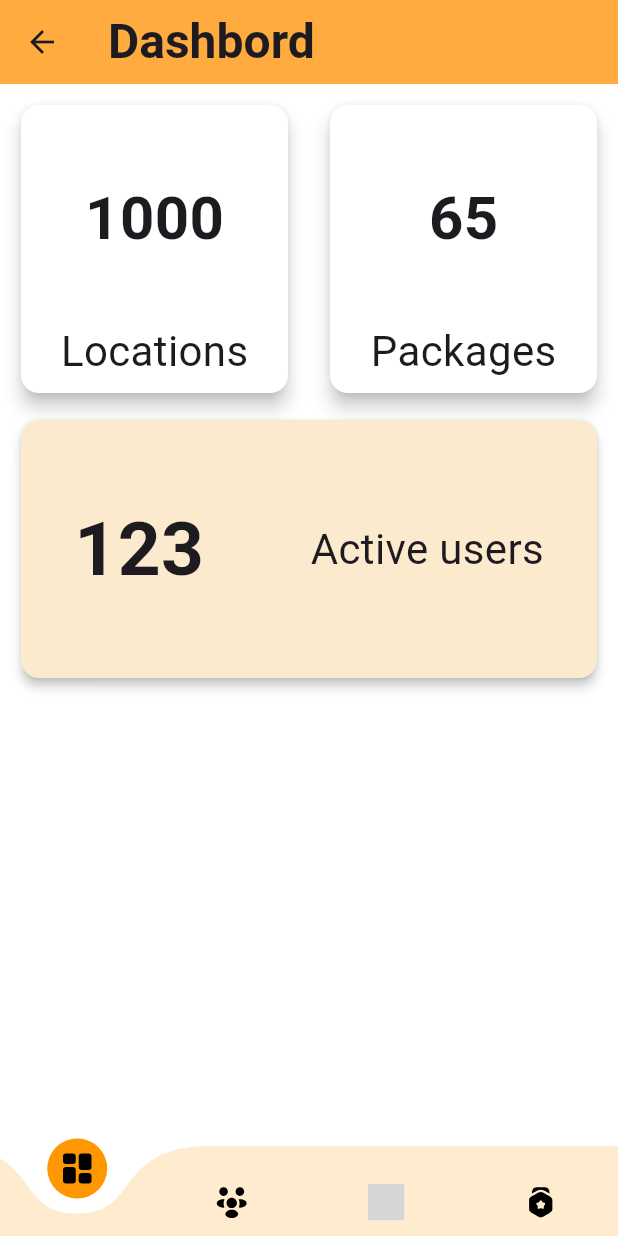
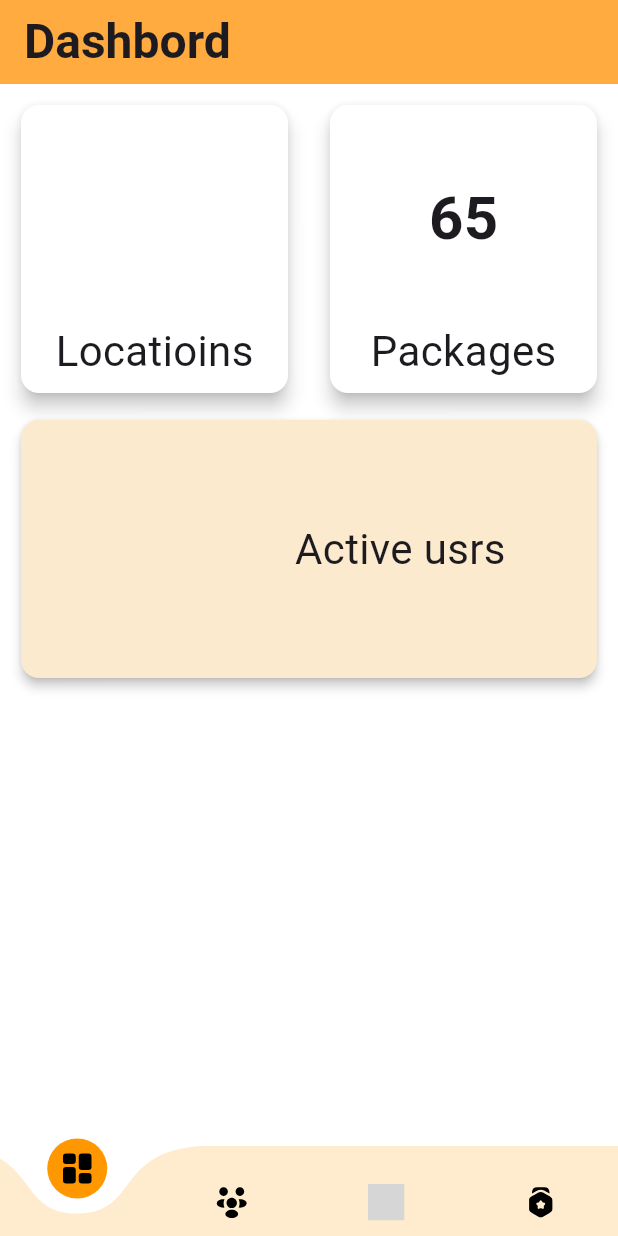
Before and after one commit to MuhammedShabeel001/travio_aadmin, a Flutter app: the TNavBar screen opened directly, on a phone screen of 412 x 824 dp. Run offline on Flutter 3.47's test engine with Material 3 defaults, Android fonts, the phone set to English and light mode, and no system bars; drawn by our look-alikes of curved_navigation_bar; our stand-ins replace barcode_widget, cloud_firestore, file_picker, firebase_core, firebase_storage, flutter_svg and 1 more; accounts and stored records are empty; grey boxes are pictures that could not be loaded.

Commit message:
Dashbord updated

```diff
--- a/lib/core/common/widgets/navigation_bar.dart
+++ b/lib/core/common/widgets/navigation_bar.dart
@@ -5,6 +5,7 @@
 import 'package:travio_admin_/view/pages/dashboard/dashbord_page.dart';
 import 'package:travio_admin_/view/pages/manage/active_users.dart';
 import 'package:travio_admin_/view/pages/product/locaion2/add_location.dart';
+import 'package:travio_admin_/view/pages/product/product_page.dart';
 
 class TNavBar extends StatefulWidget {
   const TNavBar({super.key});
@@ -19,7 +20,7 @@
   final List<Widget> _pages = [
     const DashbordPage(),
     const UsersPage(),
-    const AddLocationPage(),
+    const ProductPage(),
     const Page4(),
   ];
 
--- a/lib/main.dart
+++ b/lib/main.dart
@@ -7,8 +7,8 @@
 import 'package:travio_admin_/core/common/widgets/navigation_bar.dart';
 import 'package:travio_admin_/controller/place_provider.dart';
 import 'package:travio_admin_/core/firebase/firebase_options.dart';
-import 'package:travio_admin_/view/pages/manage/active_users.dart';
-import 'package:travio_admin_/view/pages/product/product_page.dart';
+// import 'package:travio_admin_/view/pages/manage/active_users.dart';
+// import 'package:travio_admin_/view/pages/product/product_page.dart';
 // import 'package:travio_admin_/view/pages/dashboard/dashbord_page.dart';
 
 void main() async{
@@ -34,9 +34,9 @@
         primarySwatch: Colors.orange,
         visualDensity: VisualDensity.adaptivePlatformDensity,
       ),
-        // home: TNavBar(),
+        home: TNavBar(),
         // home: const ProductPage(),
-        home: UsersPage(),
+        // home: UsersPage(),
       ),
     );
   }
--- a/lib/view/pages/dashboard/dashbord_page.dart
+++ b/lib/view/pages/dashboard/dashbord_page.dart
@@ -1,34 +1,68 @@
 import 'package:flutter/material.dart';
+import 'package:provider/provider.dart';
+import 'package:travio_admin_/controller/place_provider.dart';
 import 'package:travio_admin_/view/widgets/Dashbord/count_card.dart';
 import 'package:travio_admin_/view/widgets/Dashbord/user_count.dart';
 import 'package:travio_admin_/view/widgets/global/t_app_bar.dart';
+
+import '../../../controller/user_provider.dart';
 
 class DashbordPage extends StatelessWidget {
   const DashbordPage({super.key});
 
   @override
   Widget build(BuildContext context) {
+    final userProvider = Provider.of<UserProvider>(context);
+    final placeProvider = Provider.of<PlaceProvider>(context);
+
+    // Fetch users when the widget is built for the first time
+    WidgetsBinding.instance.addPostFrameCallback((_) {
+      userProvider.fetchUsers();
+      placeProvider.fetchAllLocations();
+    });
+
     return Scaffold(
         backgroundColor: Colors.white,
         appBar: tAppBar('Dashbord'),
-      body:  ListView(
-        children: const [ SizedBox(
+        body: ListView(children: [
+          SizedBox(
             height: 220,
             child: Row(
               mainAxisAlignment: MainAxisAlignment.spaceEvenly,
               children: [
                 Expanded(
                     flex: 1,
-                child: CountCard(count: '1000', label: 'Locations')),Expanded(
-                flex: 1,
-                child: CountCard(count: '65', label: 'Packages')),
+                    child: Consumer<PlaceProvider>(
+                      builder: (context, placeProvider, child) {
+                        if (placeProvider.filteredPlaces.isEmpty) {
+                          return CountCard(
+                            count: '',
+                            label: 'Locatioins',
+                          );
+                        } else {
+                          return CountCard(
+                              count: placeProvider.filteredPlaces.length
+                                  .toString(),
+                              label: placeProvider.filteredPlaces.length <= 1
+                                  ? 'Location'
+                                  : 'Locations');
+                        }
+                      },
+                    )),
+                Expanded(
+                    flex: 1, child: CountCard(count: '65', label: 'Packages')),
               ],
             ),
           ),
-        UserCount(count: '123', label: 'Active users')
-      ])
-    );
+          Consumer<UserProvider>(
+            builder: (context, userProvider, child) {
+              if (userProvider.filteredUsers.isEmpty) {
+                return UserCount(count: '', label: 'Active usrs');
+              }else{
+                return UserCount(count: userProvider.filteredUsers.length.toString(), label: userProvider.filteredUsers.length <=1 ? 'Active user' : 'Active users');
               }
-
-
+            },
+          )
+        ]));
   }
+}
```
Lines whose indentation alone changed are shown as unchanged.
